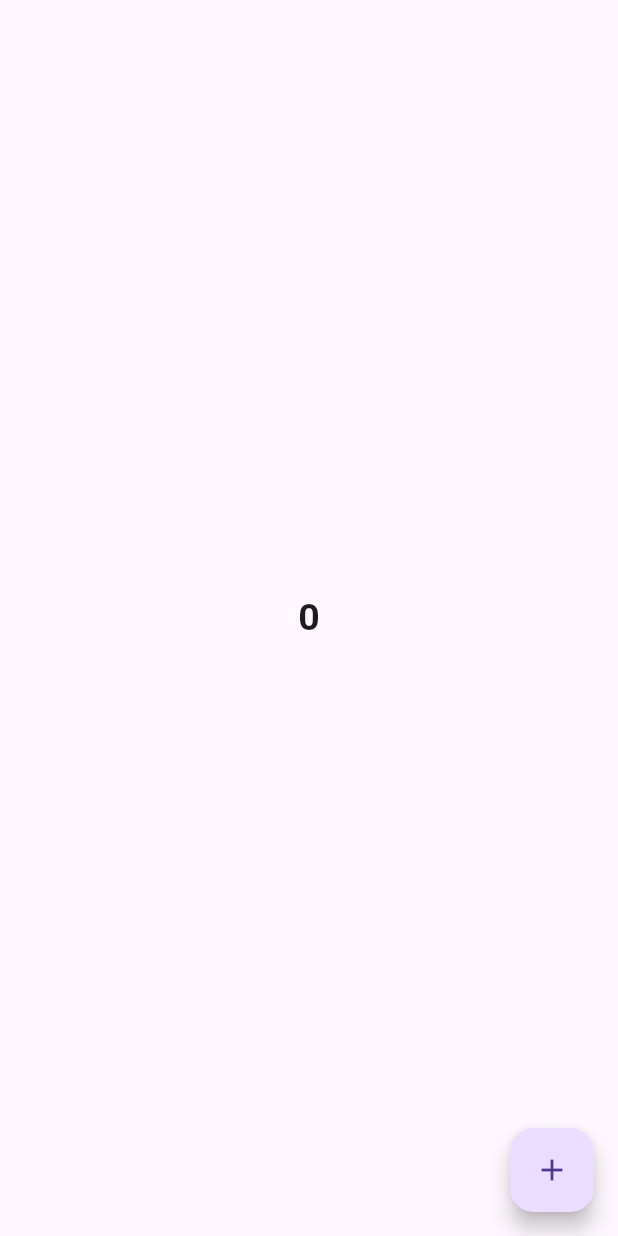
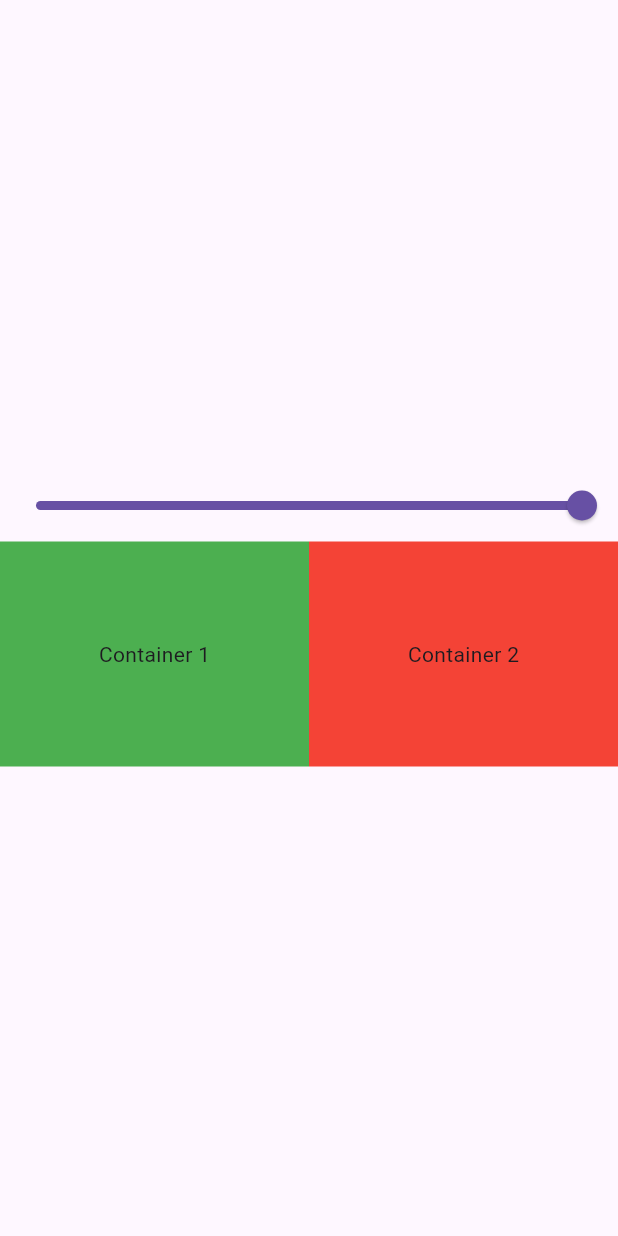
Before and after one commit to shivamkumar05/flutter-provider, a Flutter app: the first screen one second after launch, on a phone screen of 412 x 824 dp. Run offline on Flutter 3.47's test engine with Material 3 defaults, Android fonts, the phone set to English and light mode, and no system bars.

Commit message:
ExampleSliderUsingMultiProvider

```diff
--- a/lib/main.dart
+++ b/lib/main.dart
@@ -1,8 +1,10 @@
+import 'package:count_provider/screen/example_one.dart';
 import 'package:count_provider/screen/home_screen.dart';
 import 'package:flutter/material.dart';
 import 'package:provider/provider.dart';
 
 import 'provider/count_provider.dart';
+import 'provider/example_one_provider.dart';
 
 void main() {
   runApp(const MyApp());
@@ -14,10 +16,31 @@
   // This widget is the root of your application.
   @override
   Widget build(BuildContext context) {
-    return ChangeNotifierProvider(
-      create: (_) => CountProvider(),
+    // return ChangeNotifierProvider(
+    //   create: (_) => CountProvider(),
+    //   child: MaterialApp(
+    //     home: HomeScreen(),
+    //   ),
+    // );
+
+    // return ChangeNotifierProvider(
+    //   create: (_) => ExampleOneProvider(),
+    //   child: MaterialApp(
+    //     home: ExampleOne(),
+    //   ),
+    // );
+
+    return MultiProvider(
+      providers: [
+        ChangeNotifierProvider(
+          create: (_) => CountProvider(),
+        ),
+        ChangeNotifierProvider(
+          create: (_) => ExampleOneProvider(),
+        ),
+      ],
       child: MaterialApp(
-        home: HomeScreen(),
+        home: ExampleOne(),
       ),
     );
   }
--- /dev/null
+++ b/lib/provider/example_one_provider.dart
@@ -0,0 +1,11 @@
+import 'package:flutter/foundation.dart';
+
+class ExampleOneProvider with ChangeNotifier {
+  double _value = 1.0;
+  double get value => _value;
+
+  void setSlider(double val) {
+    _value = val;
+    notifyListeners();
+  }
+}
--- /dev/null
+++ b/lib/screen/example_one.dart
@@ -0,0 +1,102 @@
+import 'package:count_provider/provider/example_one_provider.dart';
+import 'package:flutter/material.dart';
+import 'package:provider/provider.dart';
+
+class ExampleOne extends StatefulWidget {
+  const ExampleOne({super.key});
+
+  @override
+  State<ExampleOne> createState() => _ExampleOneState();
+}
+
+class _ExampleOneState extends State<ExampleOne> {
+  @override
+  // double value = 1.0;
+
+  Widget build(BuildContext context) {
+    // final provider = Provider.of<ExampleOneProvider>(context, listen: false);
+    print('build');
+    return Scaffold(
+      body: Center(
+        child: Column(
+          mainAxisAlignment: MainAxisAlignment.center,
+          children: [
+            Consumer<ExampleOneProvider>(
+              builder: (builder, valueP, child) {
+                return Slider(
+                  min: 0,
+                  max: 1,
+                  value: valueP!.value,
+                  onChanged: (val) {
+                    print(valueP.toString());
+                    // value = val;
+                    valueP.setSlider(val);
+                    // setState(() {});
+                  },
+                );
+              },
+            ),
+            // Slider(
+            //   min: 0,
+            //   max: 1,
+            //   value: provider.value,
+            //   onChanged: (val) {
+            //     print(value.toString());
+            //     value = val;
+            //     provider.setSlider(val);
+            //     // setState(() {});
+            //   },
+            // ),
+
+            Consumer<ExampleOneProvider>(builder: (builder, value, child) {
+              return Row(
+                children: [
+                  Expanded(
+                    child: Container(
+                      height: 150,
+                      decoration: BoxDecoration(
+                        color: Colors.green.withOpacity(value.value),
+                      ),
+                      child: Center(child: Text('Container 1')),
+                    ),
+                  ),
+                  Expanded(
+                    child: Container(
+                      height: 150,
+                      decoration: BoxDecoration(
+                        color: Colors.red.withOpacity(value.value),
+                      ),
+                      child: Center(child: Text('Container 2')),
+                    ),
+                  ),
+                ],
+              );
+            })
+            // Row(
+            //   children: [
+            //     Expanded(
+            //       child: Container(
+            //         height: 150,
+            //         decoration: BoxDecoration(
+            //           color: Colors.green.withOpacity(value),
+            //         ),
+            //         child: Center(child: Text('Container 1')),
+            //       ),
+            //     ),
+            //     Expanded(
+            //       child: Container(
+            //         height: 150,
+            //         decoration: BoxDecoration(
+            //           color: Colors.red.withOpacity(value),
+            //         ),
+            //         child: Center(child: Text('Container 2')),
+            //       ),
+            //     ),
+            //   ],
+            // ),
+          ],
+        ),
+      ),
+    );
+  }
+}
```
